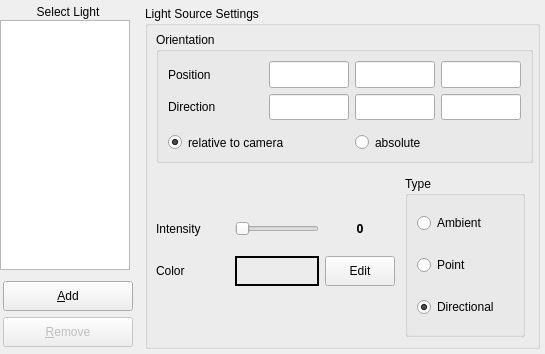
Old version of the form source/VIEW/DIALOGS/lightSettings.ui in the repository BALL-Project/ball.
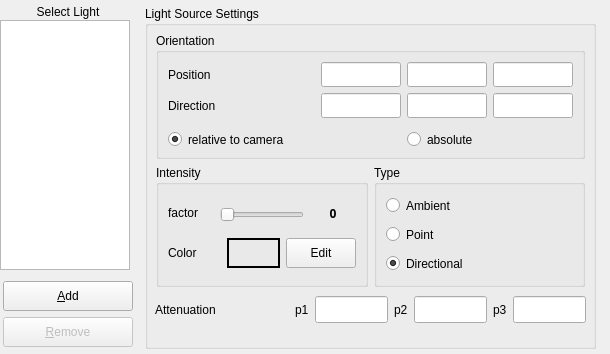
New version of the form.

Commit message:
Added light attenuation parameters to the LigthSettings-dialog.
This is just the VIEW-part.
Default values are 1.0, 0., 0.
Parameters-fields are disabled for non-positional lights.
Still missing:
 - Introduction to the scene's lights (OpenGl, POVRay,..)
Note: these parameters make just sense for positional lights.

What changed in the file:
```diff
--- a/source/VIEW/DIALOGS/lightSettings.ui
+++ b/source/VIEW/DIALOGS/lightSettings.ui
@@ -5,7 +5,7 @@
    <rect>
     <x>0</x>
     <y>0</y>
-    <width>545</width>
+    <width>610</width>
     <height>354</height>
    </rect>
   </property>
@@ -154,22 +154,244 @@
     <rect>
      <x>145</x>
      <y>6</y>
-     <width>395</width>
+     <width>451</width>
      <height>343</height>
     </rect>
    </property>
    <property name="title" >
     <string>Light Source Settings</string>
    </property>
+   <widget class="QWidget" name="" >
+    <property name="geometry" >
+     <rect>
+      <x>10</x>
+      <y>290</y>
+      <width>431</width>
+      <height>27</height>
+     </rect>
+    </property>
+    <layout class="QHBoxLayout" >
+     <property name="margin" >
+      <number>0</number>
+     </property>
+     <property name="spacing" >
+      <number>6</number>
+     </property>
+     <item>
+      <widget class="QLabel" name="textLabel1_4" >
+       <property name="sizePolicy" >
+        <sizepolicy>
+         <hsizetype>3</hsizetype>
+         <vsizetype>5</vsizetype>
+         <horstretch>0</horstretch>
+         <verstretch>0</verstretch>
+        </sizepolicy>
+       </property>
+       <property name="minimumSize" >
+        <size>
+         <width>90</width>
+         <height>25</height>
+        </size>
+       </property>
+       <property name="maximumSize" >
+        <size>
+         <width>32767</width>
+         <height>110</height>
+        </size>
+       </property>
+       <property name="text" >
+        <string>Attenuation</string>
+       </property>
+      </widget>
+     </item>
+     <item>
+      <spacer>
+       <property name="orientation" >
+        <enum>Qt::Horizontal</enum>
+       </property>
+       <property name="sizeHint" >
+        <size>
+         <width>51</width>
+         <height>20</height>
+        </size>
+       </property>
+      </spacer>
+     </item>
+     <item>
+      <widget class="QLabel" name="label" >
+       <property name="text" >
+        <string>p1</string>
+       </property>
+      </widget>
+     </item>
+     <item>
+      <widget class="QLineEdit" name="attenuation_p_1" >
+       <property name="sizePolicy" >
+        <sizepolicy>
+         <hsizetype>5</hsizetype>
+         <vsizetype>5</vsizetype>
+         <horstretch>0</horstretch>
+         <verstretch>0</verstretch>
+        </sizepolicy>
+       </property>
+       <property name="minimumSize" >
+        <size>
+         <width>30</width>
+         <height>25</height>
+        </size>
+       </property>
+       <property name="maximumSize" >
+        <size>
+         <width>80</width>
+         <height>500</height>
+        </size>
+       </property>
+       <property name="toolTip" >
+        <string>Position x</string>
+       </property>
+      </widget>
+     </item>
+     <item>
+      <widget class="QLabel" name="label_2" >
+       <property name="text" >
+        <string>p2</string>
+       </property>
+      </widget>
+     </item>
+     <item>
+      <widget class="QLineEdit" name="attenuation_p_2" >
+       <property name="sizePolicy" >
+        <sizepolicy>
+         <hsizetype>5</hsizetype>
+         <vsizetype>5</vsizetype>
+         <horstretch>0</horstretch>
+         <verstretch>0</verstretch>
+        </sizepolicy>
+       </property>
+       <property name="minimumSize" >
+        <size>
+         <width>30</width>
+         <height>25</height>
+        </size>
+       </property>
+       <property name="maximumSize" >
+        <size>
+         <width>80</width>
+         <height>500</height>
+        </size>
+       </property>
+       <property name="toolTip" >
+        <string>Position y</string>
+       </property>
+      </widget>
+     </item>
+     <item>
+      <widget class="QLabel" name="label_3" >
+       <property name="text" >
+        <string>p3</string>
+       </property>
+      </widget>
+     </item>
+     <item>
+      <widget class="QLineEdit" name="attenuation_p_3" >
+       <property name="sizePolicy" >
+        <sizepolicy>
+         <hsizetype>5</hsizetype>
+         <vsizetype>5</vsizetype>
+         <horstretch>0</horstretch>
+         <verstretch>0</verstretch>
+        </sizepolicy>
+       </property>
+       <property name="minimumSize" >
+        <size>
+         <width>30</width>
+         <height>25</height>
+        </size>
+       </property>
+       <property name="maximumSize" >
+        <size>
+         <width>80</width>
+         <height>500</height>
+        </size>
+       </property>
+       <property name="toolTip" >
+        <string>Position z</string>
+       </property>
+      </widget>
+     </item>
+    </layout>
+   </widget>
+   <widget class="QWidget" name="" >
+    <property name="geometry" >
+     <rect>
+      <x>11</x>
+      <y>159</y>
+      <width>429</width>
+      <height>122</height>
+     </rect>
+    </property>
+    <layout class="QHBoxLayout" >
+     <property name="margin" >
+      <number>0</number>
+     </property>
+     <property name="spacing" >
+      <number>6</number>
+     </property>
+     <item>
+      <widget class="QGroupBox" name="groupBox" >
+       <property name="title" >
+        <string>Intensity</string>
+       </property>
+       <layout class="QGridLayout" >
+        <property name="margin" >
+         <number>9</number>
+        </property>
+        <property name="spacing" >
+         <number>6</number>
+        </property>
+        <item row="1" column="0" >
+         <layout class="QHBoxLayout" >
+          <property name="margin" >
+           <number>0</number>
+          </property>
+          <property name="spacing" >
+           <number>6</number>
+          </property>
+          <item>
+           <widget class="QLabel" name="textLabel1_2" >
+            <property name="sizePolicy" >
+             <sizepolicy>
+              <hsizetype>5</hsizetype>
+              <vsizetype>5</vsizetype>
+              <horstretch>0</horstretch>
+              <verstretch>0</verstretch>
+             </sizepolicy>
+            </property>
+            <property name="minimumSize" >
+             <size>
+              <width>30</width>
+              <height>25</height>
+             </size>
+            </property>
+            <property name="maximumSize" >
+             <size>
+              <width>100</width>
+              <height>32</height>
+             </size>
+            </property>
+            <property name="text" >
+             <string>Color</string>
+            </property>
+            <property name="alignment" >
+             <set>Qt::AlignLeading|Qt::AlignLeft|Qt::AlignVCenter</set>
+            </property>
+            <property name="margin" >
+             <number>5</number>
+            </property>
+           </widget>
+          </item>
+          <item>
    <widget class="QLabel" name="color_sample" >
-    <property name="geometry" >
-     <rect>
-      <x>90</x>
-      <y>250</y>
-      <width>84</width>
-      <height>30</height>
-     </rect>
-    </property>
     <property name="sizePolicy" >
      <sizepolicy>
       <hsizetype>5</hsizetype>
@@ -200,15 +422,49 @@
      <string/>
     </property>
    </widget>
+          </item>
+          <item>
+           <widget class="QPushButton" name="color_button" >
+            <property name="sizePolicy" >
+             <sizepolicy>
+              <hsizetype>5</hsizetype>
+              <vsizetype>5</vsizetype>
+              <horstretch>0</horstretch>
+              <verstretch>0</verstretch>
+             </sizepolicy>
+            </property>
+            <property name="minimumSize" >
+             <size>
+              <width>30</width>
+              <height>25</height>
+             </size>
+            </property>
+            <property name="maximumSize" >
+             <size>
+              <width>70</width>
+              <height>30</height>
+             </size>
+            </property>
+            <property name="toolTip" >
+             <string>open a color dialog</string>
+            </property>
+            <property name="text" >
+             <string>Edit</string>
+            </property>
+           </widget>
+          </item>
+         </layout>
+        </item>
+        <item row="0" column="0" >
+         <layout class="QHBoxLayout" >
+          <property name="margin" >
+           <number>0</number>
+          </property>
+          <property name="spacing" >
+           <number>6</number>
+          </property>
+          <item>
    <widget class="QLabel" name="textLabel1" >
-    <property name="geometry" >
-     <rect>
-      <x>11</x>
-      <y>210</y>
-      <width>73</width>
-      <height>25</height>
-     </rect>
-    </property>
     <property name="sizePolicy" >
      <sizepolicy>
       <hsizetype>5</hsizetype>
@@ -230,7 +486,7 @@
      </size>
     </property>
     <property name="text" >
-     <string>Intensity</string>
+             <string>factor</string>
     </property>
     <property name="alignment" >
      <set>Qt::AlignLeading|Qt::AlignLeft|Qt::AlignVCenter</set>
@@ -239,54 +495,9 @@
      <number>5</number>
     </property>
    </widget>
-   <widget class="QLabel" name="textLabel1_2" >
-    <property name="geometry" >
-     <rect>
-      <x>11</x>
-      <y>250</y>
-      <width>73</width>
-      <height>30</height>
-     </rect>
-    </property>
-    <property name="sizePolicy" >
-     <sizepolicy>
-      <hsizetype>5</hsizetype>
-      <vsizetype>5</vsizetype>
-      <horstretch>0</horstretch>
-      <verstretch>0</verstretch>
-     </sizepolicy>
-    </property>
-    <property name="minimumSize" >
-     <size>
-      <width>30</width>
-      <height>25</height>
-     </size>
-    </property>
-    <property name="maximumSize" >
-     <size>
-      <width>100</width>
-      <height>32</height>
-     </size>
-    </property>
-    <property name="text" >
-     <string>Color</string>
-    </property>
-    <property name="alignment" >
-     <set>Qt::AlignLeading|Qt::AlignLeft|Qt::AlignVCenter</set>
-    </property>
-    <property name="margin" >
-     <number>5</number>
-    </property>
-   </widget>
+          </item>
+          <item>
    <widget class="QSlider" name="intensity" >
-    <property name="geometry" >
-     <rect>
-      <x>90</x>
-      <y>210</y>
-      <width>84</width>
-      <height>25</height>
-     </rect>
-    </property>
     <property name="sizePolicy" >
      <sizepolicy>
       <hsizetype>5</hsizetype>
@@ -320,15 +531,9 @@
      <number>50</number>
     </property>
    </widget>
+          </item>
+          <item>
    <widget class="QLabel" name="intensity_label" >
-    <property name="geometry" >
-     <rect>
-      <x>180</x>
-      <y>210</y>
-      <width>70</width>
-      <height>25</height>
-     </rect>
-    </property>
     <property name="sizePolicy" >
      <sizepolicy>
       <hsizetype>5</hsizetype>
@@ -367,15 +572,26 @@
      <set>Qt::AlignCenter</set>
     </property>
    </widget>
-   <widget class="QPushButton" name="color_button" >
-    <property name="geometry" >
-     <rect>
-      <x>180</x>
-      <y>250</y>
-      <width>70</width>
-      <height>30</height>
-     </rect>
-    </property>
+          </item>
+         </layout>
+        </item>
+       </layout>
+      </widget>
+     </item>
+     <item>
+      <widget class="QGroupBox" name="type_group" >
+       <property name="title" >
+        <string>Type</string>
+       </property>
+       <layout class="QGridLayout" >
+        <property name="margin" >
+         <number>9</number>
+        </property>
+        <property name="spacing" >
+         <number>6</number>
+        </property>
+        <item row="2" column="0" >
+         <widget class="QRadioButton" name="directional" >
     <property name="sizePolicy" >
      <sizepolicy>
       <hsizetype>5</hsizetype>
@@ -384,32 +600,65 @@
       <verstretch>0</verstretch>
      </sizepolicy>
     </property>
-    <property name="minimumSize" >
-     <size>
-      <width>30</width>
-      <height>25</height>
-     </size>
-    </property>
-    <property name="maximumSize" >
-     <size>
-      <width>70</width>
-      <height>30</height>
-     </size>
-    </property>
+          <property name="toolTip" >
+           <string>Light from an infinite distance (position needed for angle of rays)</string>
+          </property>
+          <property name="text" >
+           <string>Directional</string>
+          </property>
+          <property name="checked" >
+           <bool>true</bool>
+          </property>
+         </widget>
+        </item>
+        <item row="1" column="0" >
+         <widget class="QRadioButton" name="point" >
+          <property name="sizePolicy" >
+           <sizepolicy>
+            <hsizetype>5</hsizetype>
+            <vsizetype>5</vsizetype>
+            <horstretch>0</horstretch>
+            <verstretch>0</verstretch>
+           </sizepolicy>
+          </property>
     <property name="toolTip" >
      <string>open a color dialog</string>
     </property>
     <property name="text" >
-     <string>Edit</string>
-    </property>
+           <string>Point</string>
+          </property>
+         </widget>
+        </item>
+        <item row="0" column="0" >
+         <widget class="QRadioButton" name="ambient" >
+          <property name="sizePolicy" >
+           <sizepolicy>
+            <hsizetype>5</hsizetype>
+            <vsizetype>5</vsizetype>
+            <horstretch>0</horstretch>
+            <verstretch>0</verstretch>
+           </sizepolicy>
+          </property>
+          <property name="toolTip" >
+           <string>Ambient light doesnt have a specific position source</string>
+          </property>
+          <property name="text" >
+           <string>Ambient</string>
+          </property>
+         </widget>
+        </item>
+       </layout>
+      </widget>
+     </item>
+    </layout>
    </widget>
    <widget class="QGroupBox" name="orientation_group" >
     <property name="geometry" >
      <rect>
       <x>11</x>
-      <y>26</y>
-      <width>377</width>
-      <height>131</height>
+      <y>27</y>
+      <width>429</width>
+      <height>126</height>
      </rect>
     </property>
     <property name="title" >
@@ -703,84 +952,6 @@
      </item>
     </layout>
    </widget>
-   <widget class="QGroupBox" name="type_group" >
-    <property name="geometry" >
-     <rect>
-      <x>260</x>
-      <y>170</y>
-      <width>120</width>
-      <height>161</height>
-     </rect>
-    </property>
-    <property name="title" >
-     <string>Type</string>
-    </property>
-    <layout class="QGridLayout" >
-     <property name="margin" >
-      <number>9</number>
-     </property>
-     <property name="spacing" >
-      <number>6</number>
-     </property>
-     <item row="2" column="0" >
-      <widget class="QRadioButton" name="directional" >
-       <property name="sizePolicy" >
-        <sizepolicy>
-         <hsizetype>5</hsizetype>
-         <vsizetype>5</vsizetype>
-         <horstretch>0</horstretch>
-         <verstretch>0</verstretch>
-        </sizepolicy>
-       </property>
-       <property name="toolTip" >
-        <string>Light from an infinite distance (position needed for angle of rays)</string>
-       </property>
-       <property name="text" >
-        <string>Directional</string>
-       </property>
-       <property name="checked" >
-        <bool>true</bool>
-       </property>
-      </widget>
-     </item>
-     <item row="1" column="0" >
-      <widget class="QRadioButton" name="point" >
-       <property name="sizePolicy" >
-        <sizepolicy>
-         <hsizetype>5</hsizetype>
-         <vsizetype>5</vsizetype>
-         <horstretch>0</horstretch>
-         <verstretch>0</verstretch>
-        </sizepolicy>
-       </property>
-       <property name="toolTip" >
-        <string>Light from a specific position</string>
-       </property>
-       <property name="text" >
-        <string>Point</string>
-       </property>
-      </widget>
-     </item>
-     <item row="0" column="0" >
-      <widget class="QRadioButton" name="ambient" >
-       <property name="sizePolicy" >
-        <sizepolicy>
-         <hsizetype>5</hsizetype>
-         <vsizetype>5</vsizetype>
-         <horstretch>0</horstretch>
-         <verstretch>0</verstretch>
-        </sizepolicy>
-       </property>
-       <property name="toolTip" >
-        <string>Ambient light doesnt have a specific position source</string>
-       </property>
-       <property name="text" >
-        <string>Ambient</string>
-       </property>
-      </widget>
-     </item>
-    </layout>
-   </widget>
   </widget>
  </widget>
  <layoutdefault spacing="6" margin="11" />
```
Left out of the diff: 102 changed lines with no effect on the pictures. Lines whose indentation alone changed are shown as unchanged. The commit also changes 2 other files.
